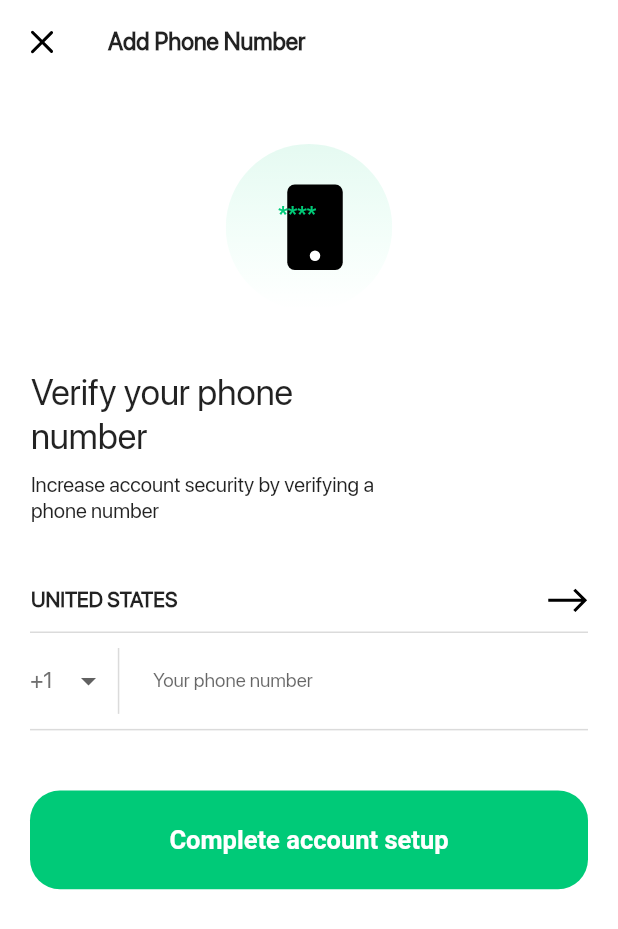
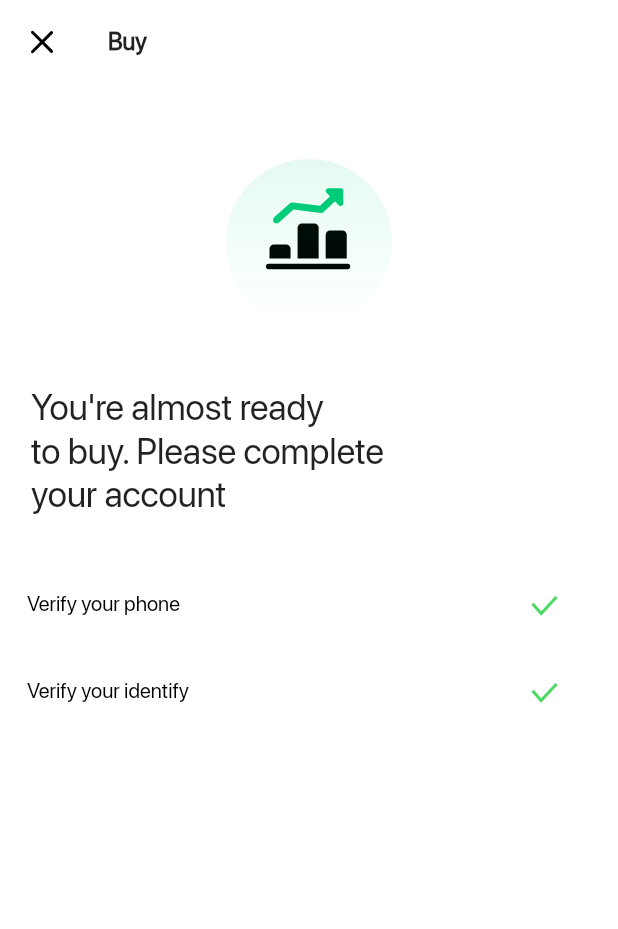
Before and after one commit to CasualEngineerZombie/Coiny-App-Flutter, a Flutter app: the DashBoardScreen screen opened directly, after a tap on "Complete account setup", on a phone screen of 412 x 824 dp. Shown: the top 929 px of the screen. Run offline on Flutter 3.47's test engine with Material 2 defaults, Android fonts, the phone set to English and light mode, and no system bars; our stand-ins replace flutter_svg; missing offline and left inert: flutter_sparkline.

Commit message:
added buy confirmation screen

```diff
--- a/lib/constants.dart
+++ b/lib/constants.dart
@@ -58,6 +58,16 @@ final Widget forwardIcon = SvgPicture.asset(
   forwardIconLogo,
 );
 
+final String phoneConfirmationLogo = 'assets/Growth Ic.svg';
+final Widget phoneConfirmation = SvgPicture.asset(
+  phoneConfirmationLogo,
+);
+
+final String checkMarkLogo = 'assets/check.svg';
+final Widget checkMark = SvgPicture.asset(
+  checkMarkLogo,
+);
+
 const mainColor = Color(0xff00CA78);
 const bottomBorderColor = Color(0xff707070);
 const btcTickerColor = Color(0xffFFB119);
--- a/lib/screens/dashboard.dart
+++ b/lib/screens/dashboard.dart
@@ -1,4 +1,4 @@
-import 'package:coiny/screens/verify_phone_number.dart';
+import 'package:coiny/screens/phone_confirmation.dart';
 import 'package:coiny/widgets/buttons.dart';
 import 'package:coiny/widgets/crypto_board.dart';
 import 'package:flutter/material.dart';
@@ -58,7 +58,7 @@ class _DashBoardScreenState extends State<DashBoardScreen> {
                 onPressedValue: () => Navigator.push(
                   context,
                   MaterialPageRoute(
-                    builder: (_) => VerifyPhoneNumberScreen(),
+                    builder: (_) => PhoneConfirmationScreen(),
                   ),
                 ),
               ),
--- /dev/null
+++ b/lib/screens/phone_confirmation.dart
@@ -0,0 +1,115 @@
+import 'package:coiny/screens/verify_phone_number.dart';
+import 'package:flutter/material.dart';
+
+import '../constants.dart';
+
+class PhoneConfirmationScreen extends StatefulWidget {
+  @override
+  _PhoneConfirmationScreenState createState() =>
+      _PhoneConfirmationScreenState();
+}
+
+class _PhoneConfirmationScreenState extends State<PhoneConfirmationScreen> {
+  @override
+  Widget build(BuildContext context) {
+    final _width = MediaQuery.of(context).size.width;
+    final _height = MediaQuery.of(context).size.height;
+    return Scaffold(
+      backgroundColor: Colors.white,
+      appBar: AppBar(
+        automaticallyImplyLeading: true,
+        elevation: 0,
+        title: Text(
+          'Buy',
+          style: TextStyle(
+            fontFamily: 'SF',
+            fontSize: 16,
+            fontWeight: FontWeight.w600,
+          ),
+        ),
+        leading: IconButton(
+          icon: customBackButton,
+          onPressed: () => Navigator.pop(context),
+        ),
+      ),
+      body: SafeArea(
+        child: Container(
+          height: _height,
+          margin: EdgeInsets.all(10),
+          child: Column(
+            children: [
+              SizedBox(height: 40),
+              Align(
+                alignment: Alignment.center,
+                child: Container(
+                  child: phoneConfirmation,
+                ),
+              ),
+              SizedBox(height: 40),
+              Container(
+                width: _width * 0.9,
+                child: Column(
+                  mainAxisAlignment: MainAxisAlignment.start,
+                  crossAxisAlignment: CrossAxisAlignment.start,
+                  children: [
+                    Text(
+                      'You\'re almost ready\nto buy. Please complete\nyour account',
+                      style: TextStyle(fontSize: 24, fontFamily: 'SF'),
+                    ),
+                  ],
+                ),
+              ),
+              SizedBox(height: 30),
+              Column(
+                children: [
+                  CustomVerifyButton(
+                    textValue: 'Verify your phone',
+                    pressedValue: () => Navigator.push(
+                      context,
+                      MaterialPageRoute(
+                        builder: (_) => VerifyPhoneNumberScreen(),
+                      ),
+                    ),
+                  ),
+                  CustomVerifyButton(
+                    textValue: 'Verify your identify',
+                    pressedValue: (){},
+                  ),
+                ],
+              ),
+            ],
+          ),
+        ),
+      ),
+    );
+  }
+}
+
+class CustomVerifyButton extends StatelessWidget {
+  CustomVerifyButton({this.textValue, this.pressedValue});
+  final textValue;
+  final pressedValue;
+  @override
+  Widget build(BuildContext context) {
+    return TextButton(
+      child: Padding(
+        padding: EdgeInsets.only(right: 20, top: 10, bottom: 10),
+        child: Row(
+          mainAxisAlignment: MainAxisAlignment.spaceBetween,
+          children: [
+            Text(
+              textValue,
+              style: TextStyle(
+                fontSize: 14,
+                fontFamily: 'SF',
+                color: Colors.black,
+              ),
+            ),
+            checkMark,
+          ],
+        ),
+      ),
+      onPressed: pressedValue,
+    );
+  }
+}
--- a/lib/screens/verify_phone_number.dart
+++ b/lib/screens/verify_phone_number.dart
@@ -1,7 +1,8 @@
 import 'package:coiny/constants.dart';
-import 'package:coiny/screens/sample.dart';
 import 'package:flutter/material.dart';
 import 'package:coiny/widgets/buttons.dart';
+
+import 'login_screen.dart';
 
 class VerifyPhoneNumberScreen extends StatefulWidget {
   @override
@@ -38,7 +39,7 @@ class _VerifyPhoneNumberScreenState extends State<VerifyPhoneNumberScreen> {
       ),
       body: SafeArea(
         child: SingleChildScrollView(
-          physics: ClampingScrollPhysics(),
+          physics: BouncingScrollPhysics(),
           child: Container(
             height: _height,
             margin: EdgeInsets.symmetric(horizontal: 20),
@@ -178,7 +179,7 @@ class _VerifyPhoneNumberScreenState extends State<VerifyPhoneNumberScreen> {
                   onPressedValue: () => Navigator.push(
                     context,
                     MaterialPageRoute(
-                      builder: (_) => SamplePage(),
+                      builder: (_) => LoginScreen(),
                     ),
                   ),
                 ),
```
Also changed, not shown: assets/Growth Ic.svg (added), assets/check.svg (added).
